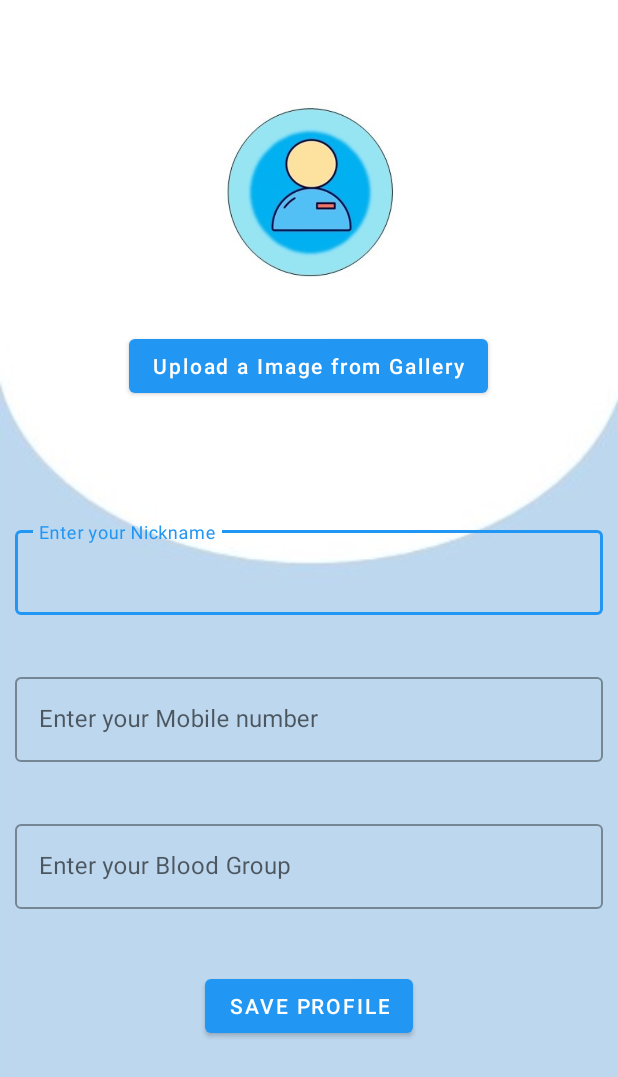
After one commit to Tanhab/ClassUpdate, an Android app: the ProfileActivity screen opened directly, with no data from a screen before it, on a phone screen of 412 x 824 dp. The commit adds this screen. Shown: the top 1077 px of the screen. Run offline under Robolectric (Android 15) with nearby library versions, the phone set to English and light mode, and no system bars; our stand-ins replace CircleImageView, Firebase (no records; nobody signed in at launch, a user with empty details on screens opened directly).

Commit message:
Profile page added.User data saved to Firebase database.

```diff
--- /dev/null
+++ b/app/src/main/java/com/example/classupdate/ProfileActivity.java
@@ -0,0 +1,200 @@
+package com.example.classupdate;
+
+import androidx.annotation.NonNull;
+import androidx.annotation.Nullable;
+import androidx.appcompat.app.AppCompatActivity;
+
+import android.app.ProgressDialog;
+import android.content.ContentResolver;
+import android.content.Intent;
+import android.graphics.Bitmap;
+import android.net.Uri;
+import android.os.AsyncTask;
+import android.os.Bundle;
+import android.provider.MediaStore;
+import android.util.Log;
+import android.view.View;
+import android.webkit.MimeTypeMap;
+import android.widget.Button;
+import android.widget.EditText;
+import android.widget.Toast;
+
+import com.bumptech.glide.Glide;
+import com.google.android.gms.tasks.OnFailureListener;
+import com.google.android.gms.tasks.OnSuccessListener;
+import com.google.firebase.auth.FirebaseAuth;
+import com.google.firebase.firestore.FirebaseFirestore;
+import com.google.firebase.storage.FirebaseStorage;
+import com.google.firebase.storage.StorageReference;
+import com.google.firebase.storage.UploadTask;
+
+import java.io.ByteArrayOutputStream;
+import java.io.IOException;
+import java.util.HashMap;
+import java.util.Map;
+import java.util.Objects;
+
+import de.hdodenhof.circleimageview.CircleImageView;
+
+public class ProfileActivity extends AppCompatActivity {
+    private static final String TAG = "ProfileActivity";
+
+    private EditText txtName,txtPhnNo,txtBloodGroup;
+    private Button btnOpenGallery,btnSaveProfile;
+    private CircleImageView profilePic;
+    private Uri imageUri;
+    Bitmap thumbBitmap=null;
+    public static final int IMAGE_REQUEST= 100;
+    ProgressDialog pd;
+
+    StorageReference storageReference;
+
+    @Override
+    protected void onCreate(Bundle savedInstanceState) {
+        super.onCreate(savedInstanceState);
+        setContentView(R.layout.activity_profile);
+        txtName= findViewById(R.id.txtName);
+        txtPhnNo=findViewById(R.id.txtPhnNo);
+        txtBloodGroup=findViewById(R.id.txtBloodGroup);
+        btnOpenGallery=findViewById(R.id.btnOpenGallery);
+        btnSaveProfile=findViewById(R.id.btnSaveProfile);
+        profilePic=findViewById(R.id.profilePic);
+        pd = new ProgressDialog(this);
+        pd.setTitle("Updating Profile...");
+        pd.setCancelable(false);
+
+
+
+        storageReference= FirebaseStorage.getInstance().getReference();
+
+        btnOpenGallery.setOnClickListener(new View.OnClickListener() {
+            @Override
+            public void onClick(View v) {
+                openfileChooser();
+            }
+        });
+        btnSaveProfile.setOnClickListener(new View.OnClickListener() {
+            @Override
+            public void onClick(View v) {
+                pd.show();
+                Log.d(TAG, "onClick: started save profile");
+                saveProfilePic();
+            }
+        });
+
+
+
+    }
+
+    private void saveProfilePic()  {
+        String imageName= FirebaseAuth.getInstance().getCurrentUser().getUid();
+        Log.d(TAG, "saveProfilePic: started" +imageUri);
+
+        StorageReference ref= storageReference.child(imageName+"."+getFileExtension(imageUri));
+        if(imageUri!=null)
+        {
+            Log.d(TAG, "saveProfilePic: started imageuri ! null");
+            UploadTask uploadTask= ref.putFile(imageUri);
+            uploadTask.addOnSuccessListener(new OnSuccessListener<UploadTask.TaskSnapshot>() {
+                @Override
+                public void onSuccess(UploadTask.TaskSnapshot taskSnapshot) {
+                    taskSnapshot.getStorage().getDownloadUrl().addOnSuccessListener(new OnSuccessListener<Uri>() {
+                        @Override
+                        public void onSuccess(Uri uri) {
+                            Log.d(TAG, "onSuccess: started got uri "+ uri);
+                            addToDatabase(uri);
+
+                        }
+                    }).addOnFailureListener(new OnFailureListener() {
+                        @Override
+                        public void onFailure(@NonNull Exception e) {
+                            e.getLocalizedMessage();
+                            e.printStackTrace();
+                        }
+                    });
+                }
+            }).addOnFailureListener(new OnFailureListener() {
+                @Override
+                public void onFailure(@NonNull Exception exception) {
+                    // Handle unsuccessful uploads
+                    // ...
+                    pd.dismiss();
+                    exception.getLocalizedMessage();
+
+                }
+            });
+
+        }else {
+            //TODO: check for other Info
+            Uri uri= null;
+            addToDatabase(uri);
+        }
+
+
+    }
+
+    private void addToDatabase(Uri uri) {
+        Log.d(TAG, "addToDatabase: started");
+        String name = txtName.getText().toString().trim();
+        String bloodGrp= txtBloodGroup.getText().toString().trim().toUpperCase();
+        String phnNo= txtPhnNo.getText().toString().trim();
+        String email= Objects.requireNonNull(FirebaseAuth.getInstance().getCurrentUser()).getEmail();
+        Map<String,Object> map= new HashMap<>();
+        map.put("name",name);
+        map.put("BloodGroup",bloodGrp);
+        map.put("PhoneNo",phnNo);
+        String url= uri.toString();
+        map.put("imageUri",url);
+        map.put("Email",email);
+        map.put("Uid",FirebaseAuth.getInstance().getCurrentUser().getUid());
+        FirebaseFirestore db = FirebaseFirestore.getInstance();
+        db.collection("Users").document(email)
+                .update(map)
+                .addOnSuccessListener(new OnSuccessListener<Void>() {
+                    @Override
+                    public void onSuccess(Void aVoid) {
+                        Log.d(TAG, "Started : DocumentSnapshot successfully written!");
+
+                        pd.dismiss();
+                        startActivity(new Intent(getApplicationContext(),MainActivity.class));
+                        finish();
+                    }
+                })
+                .addOnFailureListener(new OnFailureListener() {
+                    @Override
+                    public void onFailure(@NonNull Exception e) {
+                        Log.d(TAG, "onFailure: "+e.getMessage());
+                        pd.dismiss();
+                        Toast.makeText(ProfileActivity.this, e.getLocalizedMessage(), Toast.LENGTH_SHORT).show();
+                    }
+                });
+
+    }
+
+    @Override
+    protected void onActivityResult(int requestCode, int resultCode, @Nullable Intent data) {
+        super.onActivityResult(requestCode, resultCode, data);
+        if(requestCode==IMAGE_REQUEST&& resultCode==RESULT_OK&& data!= null && data.getData()!= null)
+        {
+            imageUri= data.getData();
+
+            Glide.with(this).load(imageUri).placeholder(R.drawable.prof).into(profilePic);
+        }
+    }
+
+    private void openfileChooser() {
+        Intent intent= new Intent();
+        intent.setType("image/*");
+        intent.setAction(Intent.ACTION_GET_CONTENT);
+        startActivityForResult(intent,IMAGE_REQUEST);
+    }
+    public String getFileExtension(Uri imageUri)
+    {
+        ContentResolver contentResolver= getContentResolver();
+        MimeTypeMap mimeTypeMap= MimeTypeMap.getSingleton();
+        return mimeTypeMap.getExtensionFromMimeType(contentResolver.getType(imageUri));
+
+    }
+
+
+}
--- /dev/null
+++ b/app/src/main/res/layout/activity_profile.xml
@@ -0,0 +1,87 @@
+<?xml version="1.0" encoding="utf-8"?>
+<LinearLayout xmlns:android="http://schemas.android.com/apk/res/android"
+    xmlns:app="http://schemas.android.com/apk/res-auto"
+    xmlns:tools="http://schemas.android.com/tools"
+    android:layout_width="match_parent"
+    android:layout_height="match_parent"
+    android:background="@drawable/proff"
+    android:gravity="center_horizontal"
+    android:orientation="vertical"
+    tools:context=".ProfileActivity">
+
+    <de.hdodenhof.circleimageview.CircleImageView
+        android:id="@+id/profilePic"
+        android:layout_width="150dp"
+        android:layout_height="150dp"
+        android:layout_marginTop="50dp"
+        android:cropToPadding="true"
+        android:src="@drawable/prof" />
+
+    <Button
+        android:id="@+id/btnOpenGallery"
+        style="@style/TextAppearance.AppCompat.Widget.Button.Colored"
+        android:layout_width="wrap_content"
+        android:layout_height="wrap_content"
+        android:layout_marginTop="20dp"
+        android:text="Upload a Image from Gallery"
+        android:textAllCaps="false" />
+
+    <com.google.android.material.textfield.TextInputLayout
+        style="@style/Widget.MaterialComponents.TextInputLayout.OutlinedBox"
+        android:layout_width="match_parent"
+        android:layout_height="wrap_content"
+        android:layout_marginLeft="10dp"
+        android:layout_marginTop="80dp"
+        android:layout_marginRight="10dp"
+        android:hint="Enter your Nickname"
+        app:errorEnabled="true">
+
+        <com.google.android.material.textfield.TextInputEditText
+            android:id="@+id/txtName"
+            android:layout_width="match_parent"
+            android:layout_height="wrap_content" />
+    </com.google.android.material.textfield.TextInputLayout>
+
+    <com.google.android.material.textfield.TextInputLayout
+        style="@style/Widget.MaterialComponents.TextInputLayout.OutlinedBox"
+        android:layout_width="match_parent"
+        android:layout_height="wrap_content"
+        android:layout_marginLeft="10dp"
+        android:layout_marginTop="15dp"
+        android:layout_marginRight="10dp"
+        android:hint="Enter your Mobile number"
+        app:errorEnabled="true">
+
+        <com.google.android.material.textfield.TextInputEditText
+            android:id="@+id/txtPhnNo"
+            android:layout_width="match_parent"
+            android:layout_height="wrap_content"
+            android:inputType="number" />
+    </com.google.android.material.textfield.TextInputLayout>
+
+    <com.google.android.material.textfield.TextInputLayout
+        style="@style/Widget.MaterialComponents.TextInputLayout.OutlinedBox"
+        android:layout_width="match_parent"
+        android:layout_height="wrap_content"
+        android:layout_marginLeft="10dp"
+        android:layout_marginTop="15dp"
+        android:layout_marginRight="10dp"
+        android:hint="Enter your Blood Group"
+        app:errorEnabled="true">
+
+        <com.google.android.material.textfield.TextInputEditText
+            android:id="@+id/txtBloodGroup"
+            android:layout_width="match_parent"
+            android:layout_height="wrap_content"
+            android:inputType="textCapCharacters" />
+    </com.google.android.material.textfield.TextInputLayout>
+
+    <Button
+        android:id="@+id/btnSaveProfile"
+        android:layout_width="wrap_content"
+        android:layout_height="wrap_content"
+        android:layout_marginTop="20dp"
+        android:text="Save Profile" />
+
+
+</LinearLayout>
--- a/build.gradle
+++ b/build.gradle
@@ -7,7 +7,7 @@ buildscript {
 
     }
     dependencies {
-        classpath 'com.android.tools.build:gradle:3.5.3'
+        classpath 'com.android.tools.build:gradle:3.6.1'
         classpath 'com.google.gms:google-services:4.3.3'
 
         // NOTE: Do not place your application dependencies here; they belong
```
Also changed, not shown: app/build.gradle (+7 -4 lines), app/src/main/AndroidManifest.xml (+4 -4 lines), app/src/main/java/com/example/classupdate/LoginActivity.java (+99 -5 lines), app/src/main/java/com/example/classupdate/RegisterActivity.java (+39 -3 lines), app/src/main/res/layout/activity_login.xml (+8 -6 lines), app/src/main/res/drawable/prof.jpg (added), app/src/main/res/drawable/proff.jpg (added), gradle/wrapper/gradle-wrapper.properties, 1 other file.
